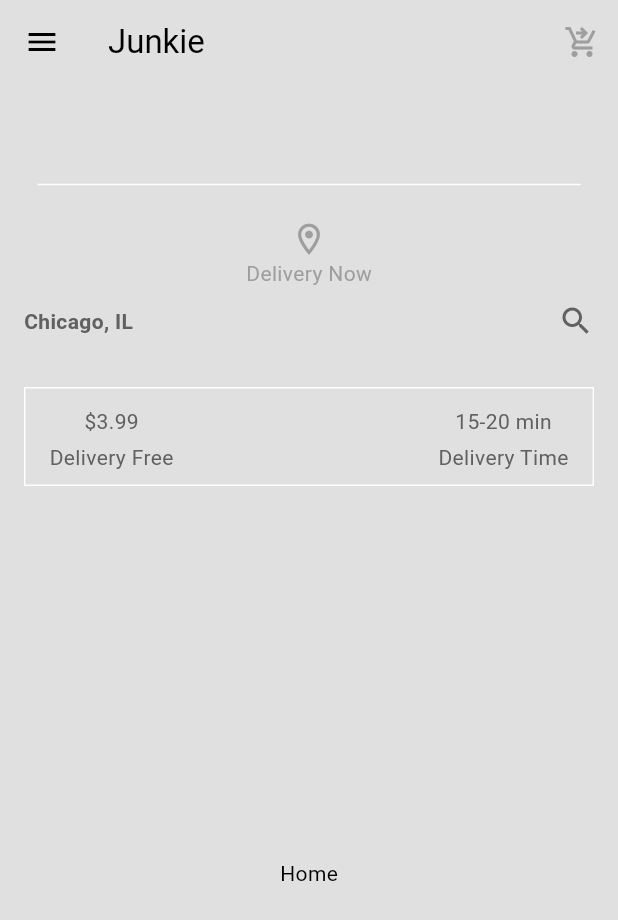
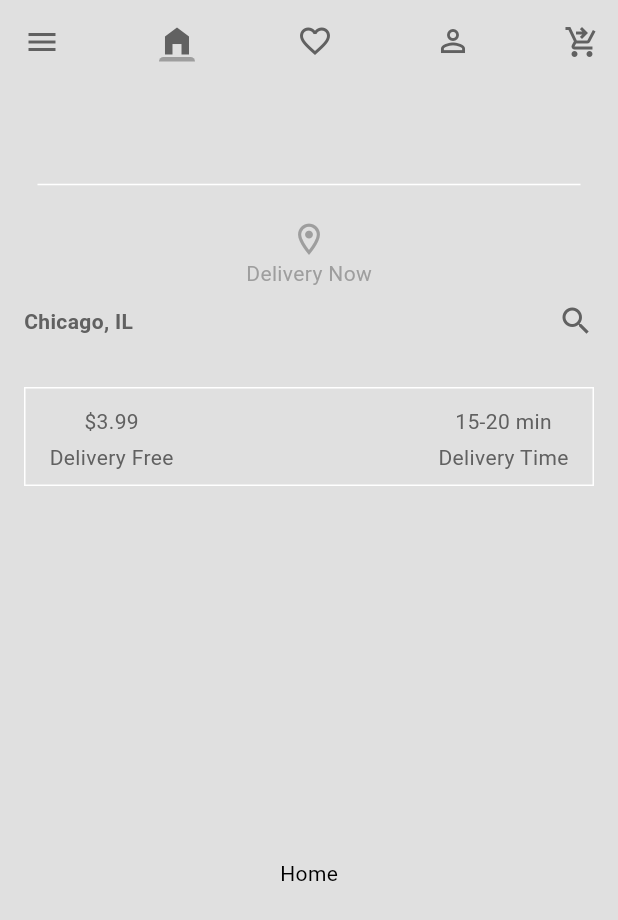
Before and after one commit to salahbm/junkie, a Flutter app: the screen it shows after launch, after a tap on "Login", on a phone screen of 412 x 824 dp. Shown: the top 920 px of the screen. Run offline on Flutter 3.47's test engine with Material 3 defaults, Android fonts, the light colour scheme and no system bars.

Commit message:
[add]:tabs

```diff
--- a/lib/components/silver_bar.dart
+++ b/lib/components/silver_bar.dart
@@ -16,8 +16,13 @@ class SilverBar extends StatelessWidget {
           IconButton(
               onPressed: () {},
               icon: Icon(Icons.shopping_cart_checkout,
-                  color: Theme.of(context).colorScheme.primary))
+                  color: Theme.of(context).colorScheme.inversePrimary))
         ],
+        leading: IconButton(
+          onPressed: () => Scaffold.of(context).openDrawer(),
+          icon: Icon(Icons.menu,
+              color: Theme.of(context).colorScheme.inversePrimary),
+        ),
         backgroundColor: Theme.of(context).colorScheme.surface,
         flexibleSpace: FlexibleSpaceBar(background: child),
         title: title);
--- a/lib/screens/home/home.dart
+++ b/lib/screens/home/home.dart
@@ -3,6 +3,7 @@ import 'package:junkie/screens/home/curr_location.dart';
 import 'package:junkie/components/drawer.dart';
 import 'package:junkie/components/silver_bar.dart';
 import 'package:junkie/screens/home/description_box.dart';
+import 'package:junkie/screens/home/tabs.dart';
 
 class Home extends StatefulWidget {
   const Home({super.key});
@@ -11,7 +12,20 @@ class Home extends StatefulWidget {
   State<Home> createState() => _HomeState();
 }
 
-class _HomeState extends State<Home> {
+class _HomeState extends State<Home> with SingleTickerProviderStateMixin {
+  late TabController _tabController;
+  @override
+  void initState() {
+    super.initState();
+    _tabController = TabController(length: 3, vsync: this);
+  }
+
+  @override
+  void dispose() {
+    _tabController.dispose();
+    super.dispose();
+  }
+
   @override
   Widget build(BuildContext context) {
     return Scaffold(
@@ -20,9 +34,10 @@ class _HomeState extends State<Home> {
         body: NestedScrollView(
           headerSliverBuilder: (context, innerBoxIsScrolled) => [
             SilverBar(
-                title: const Text('Junkie'),
+                title: Tabs(tabController: _tabController),
                 child: Column(
                   mainAxisAlignment: MainAxisAlignment.end,
+                  crossAxisAlignment: CrossAxisAlignment.start,
                   children: [
                     Divider(
                       indent: 25,
--- /dev/null
+++ b/lib/screens/home/tabs.dart
@@ -0,0 +1,22 @@
+import 'package:flutter/material.dart';
+
+class Tabs extends StatelessWidget {
+  final TabController tabController;
+  const Tabs({super.key, required this.tabController});
+
+  @override
+  Widget build(BuildContext context) {
+    return TabBar(
+      dividerColor: Theme.of(context).colorScheme.surface,
+      controller: tabController,
+      tabs: [
+        Icon(Icons.home_filled,
+            color: Theme.of(context).colorScheme.inversePrimary),
+        Icon(Icons.favorite_border,
+            color: Theme.of(context).colorScheme.inversePrimary),
+        Icon(Icons.person_outline,
+            color: Theme.of(context).colorScheme.inversePrimary),
+      ],
+    );
+  }
+}
```
